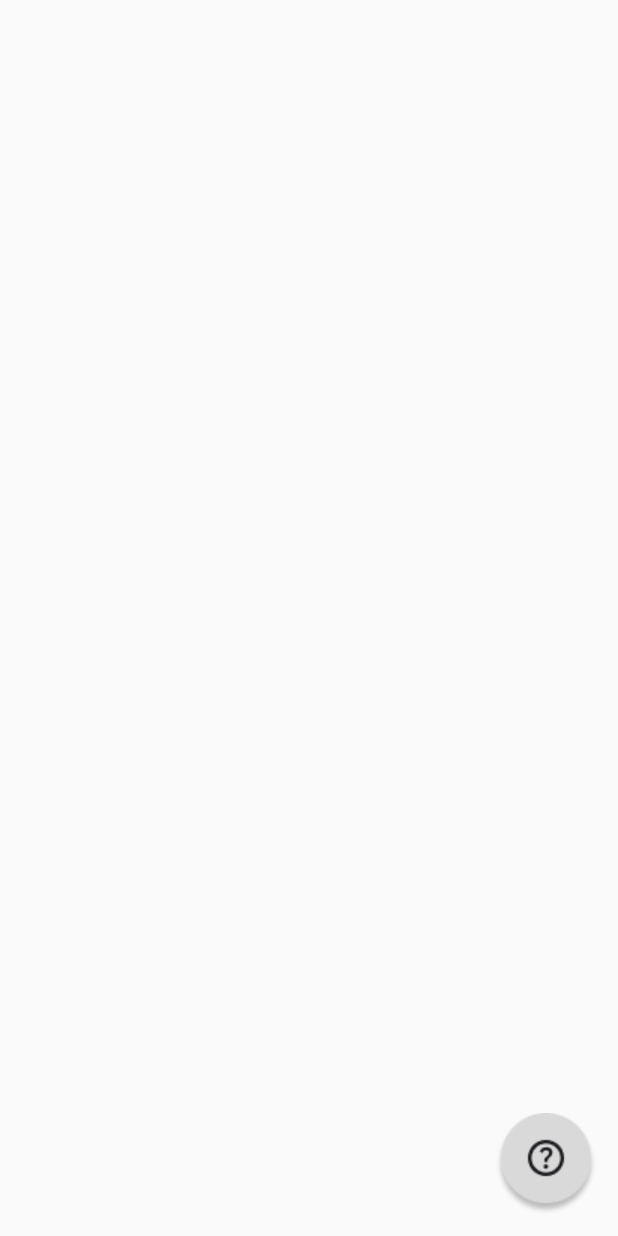
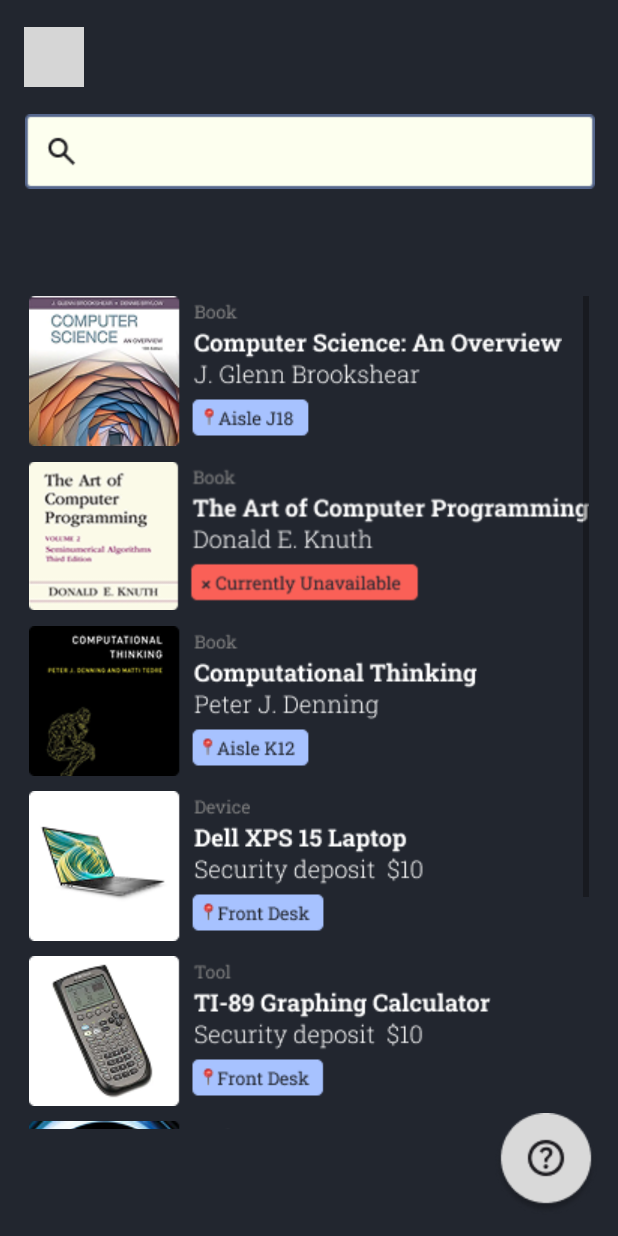
Before and after one commit to IDTech-AP6800/LumosLibrary, an Android app: the layout activity_search_results.xml on its own in the app's theme, with its tools: preview values and no code run, on a phone screen of 412 x 824 dp. Run offline under Robolectric (Android 15) with nearby library versions, the phone set to English and light mode, and no system bars; grey boxes are pictures that could not be loaded.

Commit message:
feat: search results page layout created. not connected to backend

```diff
--- a/app/src/main/AndroidManifest.xml
+++ b/app/src/main/AndroidManifest.xml
@@ -42,19 +42,22 @@
         <activity
             android:name=".LoginActivity"
             android:exported="true" />
+
         <activity
             android:name=".SearchResultsActivity"
-            android:exported="true" />
+            android:exported="true">
+        <intent-filter>
+            <action android:name="android.intent.action.MAIN" />
+            <category android:name="android.intent.category.LAUNCHER" />
+        </intent-filter>
+        </activity>
+
         <activity
             android:name=".LandingPageActivity"
             android:exported="true" />
         <activity
             android:name=".MainActivity"
             android:exported="true" >
-            <intent-filter>
-                <action android:name="android.intent.action.MAIN" />
-                <category android:name="android.intent.category.LAUNCHER" />
-            </intent-filter>
         </activity>
         <activity
             android:name=".QrCodeActivity"
--- a/app/src/main/res/layout/activity_search_results.xml
+++ b/app/src/main/res/layout/activity_search_results.xml
@@ -4,11 +4,111 @@
     xmlns:tools="http://schemas.android.com/tools"
     android:layout_width="match_parent"
     android:layout_height="match_parent"
+    android:background="@color/background"
     tools:context=".SearchResultsActivity">
+
+
+    <ScrollView
+        android:id="@+id/scroll_view"
+        android:layout_width="373dp"
+        android:layout_height="555dp"
+        app:layout_constraintBottom_toBottomOf="parent"
+        app:layout_constraintLeft_toLeftOf="parent"
+        app:layout_constraintRight_toRightOf="parent"
+        app:layout_constraintTop_toBottomOf="@+id/Search_bar">
+
+        <LinearLayout
+            android:layout_width="match_parent"
+            android:layout_height="wrap_content"
+            android:orientation="vertical">
+
+            <!-- Add your UI elements here -->
+            <ImageView
+                android:layout_width="wrap_content"
+                android:layout_height="wrap_content"
+                android:layout_marginBottom="10dp"
+                android:src="@drawable/book_computer_science_an_overview" />
+
+            <ImageView
+                android:layout_width="wrap_content"
+                android:layout_height="wrap_content"
+                android:layout_marginBottom="10dp"
+                android:src="@drawable/book_the_art_of_computer_programming" />
+
+            <ImageView
+                android:layout_width="wrap_content"
+                android:layout_height="wrap_content"
+                android:layout_marginBottom="10dp"
+                android:src="@drawable/book_computational_thinking" />
+
+            <ImageView
+                android:layout_width="wrap_content"
+                android:layout_height="wrap_content"
+                android:layout_marginBottom="10dp"
+                android:src="@drawable/equipment_dell_xps_laptop" />
+
+            <ImageView
+                android:layout_width="wrap_content"
+                android:layout_height="wrap_content"
+                android:layout_marginBottom="10dp"
+                android:src="@drawable/equipment_ti_89_graphing_calculator" />
+
+            <ImageView
+                android:layout_width="wrap_content"
+                android:layout_height="wrap_content"
+                android:layout_marginBottom="10dp"
+                android:src="@drawable/book_quantum_computing_for_everyone" />
+
+            <ImageView
+                android:layout_width="wrap_content"
+                android:layout_height="wrap_content"
+                android:layout_marginBottom="10dp"
+                android:src="@drawable/book_computer_science_an_overview" />
+
+
+        </LinearLayout>
+
+    </ScrollView>
 
     <!-- Help Button Icon -->
     <include
         android:id="@+id/help_button_include"
         layout="@layout/help_button" />
 
+    <!-- Back Button -->
+    <ImageButton
+        android:id="@+id/back_button"
+        android:layout_width="40dp"
+        android:layout_height="40dp"
+        android:background="@drawable/back_arrow"
+        android:contentDescription="Back"
+        app:layout_constraintBottom_toBottomOf="parent"
+        app:layout_constraintEnd_toEndOf="parent"
+        app:layout_constraintHorizontal_bias="0.043"
+        app:layout_constraintStart_toStartOf="parent"
+        app:layout_constraintTop_toTopOf="parent"
+        app:layout_constraintVertical_bias="0.023" />
+
+    <!--User ID Text Box-->
+    <EditText
+        android:id="@+id/Search_bar"
+        android:layout_width="380dp"
+        android:layout_height="50dp"
+        android:background="@drawable/search_bar"
+        android:digits="0123456789"
+        android:fontFamily="@font/robotoslab_light"
+        android:inputType="number"
+        android:maxLength="10"
+        android:paddingStart="20dp"
+        android:paddingEnd="20dp"
+        android:layout_marginBottom="20dp"
+        android:textColor="@color/background"
+        android:textSize="24dp"
+        app:layout_constraintBottom_toBottomOf="@+id/help_button_include"
+        app:layout_constraintHorizontal_bias="0.516"
+        app:layout_constraintLeft_toLeftOf="parent"
+        app:layout_constraintRight_toRightOf="parent"
+        app:layout_constraintTop_toTopOf="@+id/help_button_include"
+        app:layout_constraintVertical_bias="0.101" />
+
 </androidx.constraintlayout.widget.ConstraintLayout>
```
Also changed, not shown: app/src/main/res/drawable/book_computational_thinking.png (added), app/src/main/res/drawable/book_computer_science_an_overview.png (added), app/src/main/res/drawable/book_quantum_computing_for_everyone.png (added), app/src/main/res/drawable/book_the_art_of_computer_programming.png (added), app/src/main/res/drawable/equipment_dell_xps_laptop.png (added), app/src/main/res/drawable/equipment_ti_89_graphing_calculator.png (added), app/src/main/res/drawable/search_bar.png (added).
